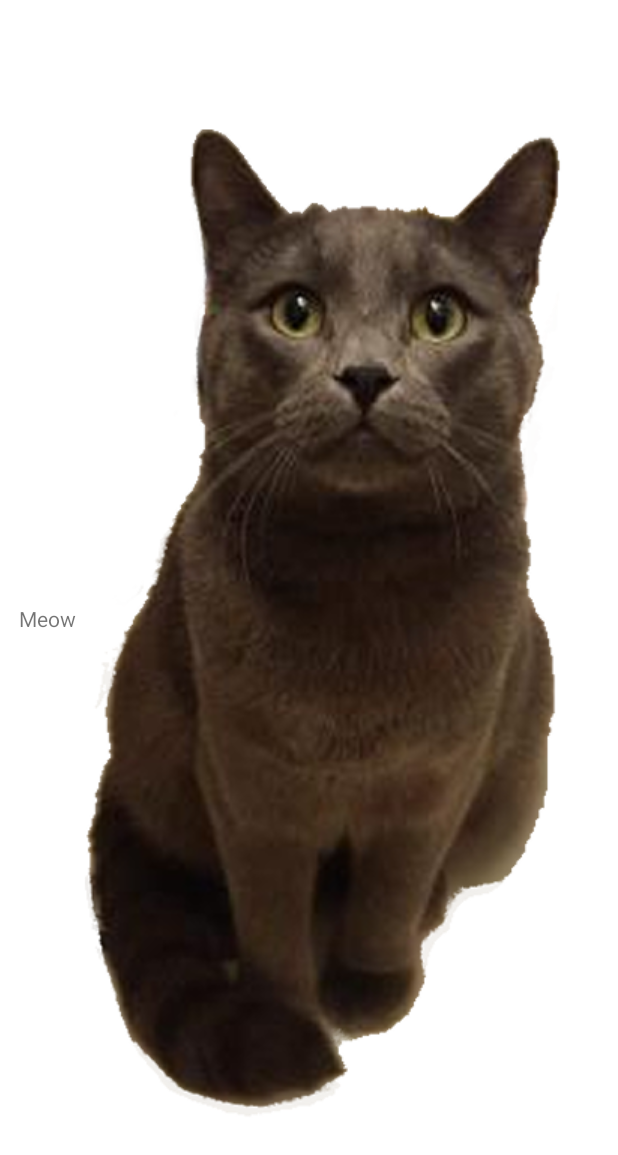
After one commit to klocquiao/Cat-Catcher, an Android app: the layout message_layout.xml on its own in the app's theme, with its tools: preview values and no code run, on a phone screen of 412 x 824 dp. The commit adds this screen. Shown: the top 1155 px of the screen. Run offline under Robolectric (Android 15) with nearby library versions, the phone set to English and light mode, and no system bars.

Commit message:
Implement rough winners dialog
When the player finds all mines, a custom dialog will now appear. This custom dialog box has very rough UI but fulfills all requirements.

```diff
--- a/app/build.gradle
+++ b/app/build.gradle
@@ -37,6 +37,7 @@ dependencies {
     implementation 'androidx.constraintlayout:constraintlayout:2.1.1'
     implementation 'androidx.navigation:navigation-fragment:2.3.5'
     implementation 'androidx.navigation:navigation-ui:2.3.5'
+    implementation 'androidx.legacy:legacy-support-v4:1.0.0'
     testImplementation 'junit:junit:4.+'
     androidTestImplementation 'androidx.test.ext:junit:1.1.3'
     androidTestImplementation 'androidx.test.espresso:espresso-core:3.4.0'
--- a/app/src/main/java/com/example/cmpt276ass3/model/Game.java
+++ b/app/src/main/java/com/example/cmpt276ass3/model/Game.java
@@ -22,7 +22,6 @@ public class Game {
         this.numberOfMines = numberOfMines;
         minesFound = 0;
         scansPerformed = 0;
-
 
         shuffleFieldValues();
         populateField();
@@ -75,6 +74,7 @@ public class Game {
         }
         return NO_MINE;
     }
+
     public void scan(int row, int column) {
         int totalNearbyMines = 0;
         for (int i = 0; i < numberOfColumns; i++) {
--- /dev/null
+++ b/app/src/main/res/layout/message_layout.xml
@@ -0,0 +1,30 @@
+<?xml version="1.0" encoding="utf-8"?>
+<androidx.constraintlayout.widget.ConstraintLayout xmlns:android="http://schemas.android.com/apk/res/android"
+    xmlns:app="http://schemas.android.com/apk/res-auto"
+    xmlns:tools="http://schemas.android.com/tools"
+    android:layout_width="match_parent"
+    android:layout_height="match_parent">
+
+    <ImageView
+        android:id="@+id/winnerImage"
+        android:layout_width="wrap_content"
+        android:layout_height="wrap_content"
+        app:layout_constraintBottom_toBottomOf="parent"
+        app:layout_constraintEnd_toEndOf="parent"
+        app:layout_constraintHorizontal_bias="0.75"
+        app:layout_constraintStart_toStartOf="parent"
+        app:layout_constraintTop_toTopOf="parent"
+        app:srcCompat="@drawable/picture_of_cat" />
+
+    <TextView
+        android:id="@+id/winnerMessage"
+        android:layout_width="wrap_content"
+        android:layout_height="wrap_content"
+        android:text="@string/winner_message"
+        app:layout_constraintBottom_toBottomOf="parent"
+        app:layout_constraintEnd_toStartOf="@+id/winnerImage"
+        app:layout_constraintHorizontal_bias="0.75"
+        app:layout_constraintStart_toStartOf="parent"
+        app:layout_constraintTop_toTopOf="parent" />
+
+</androidx.constraintlayout.widget.ConstraintLayout>
```
Also changed, not shown: app/src/main/java/com/example/cmpt276ass3/GameActivity.java (+13 -1 lines), app/src/main/java/com/example/cmpt276ass3/GameFragment.java (added, +33 -0 lines), app/src/main/res/values/strings.xml (+7 -4 lines).
